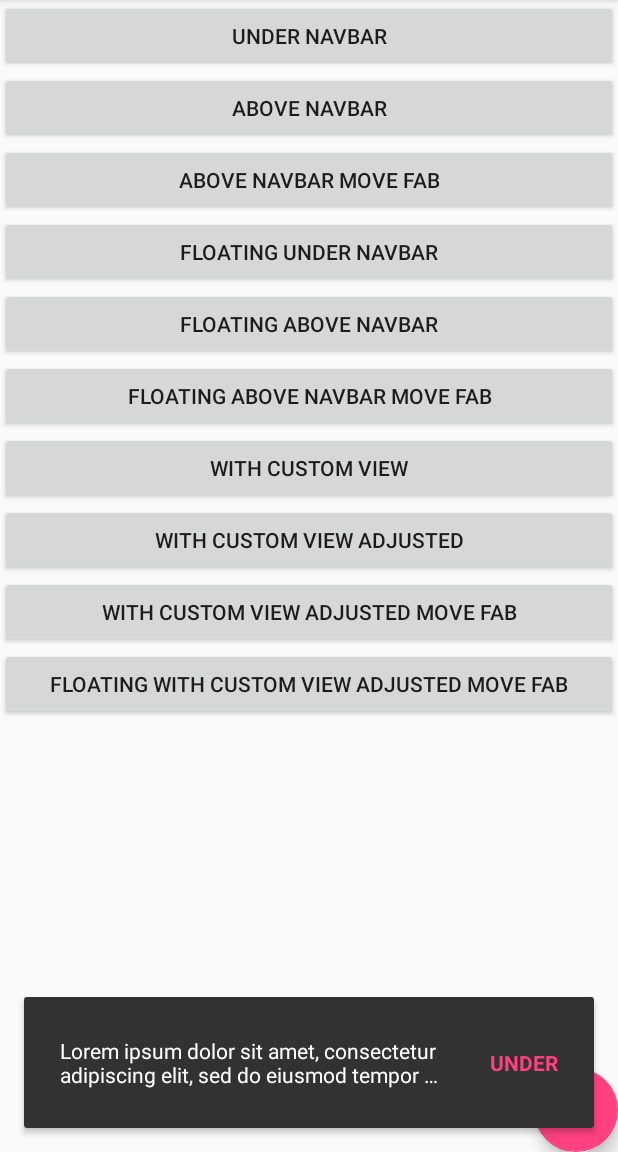
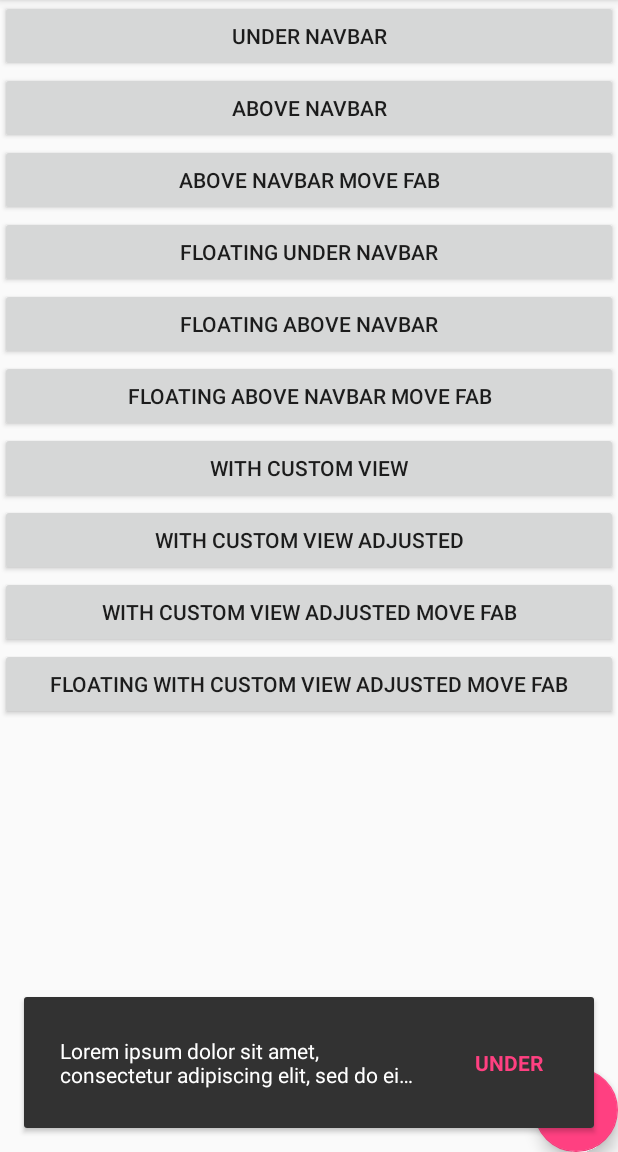
Before and after one commit to danimahardhika/cafebar, an Android app: the TranslucentNavBarActivity screen opened directly, with no data from a screen before it, after a tap on "FLOATING UNDER NAVBAR", on a phone screen of 412 x 824 dp, the part 84-1236 px from its top. Run offline under Robolectric (Android 15) with nearby library versions, the phone set to English and light mode, and no system bars; 3 other taps on this screen came first.

Commit message:
Update to release 1.0.6
- Code cleanup
- Fixed button padding
- Fixed layout hierarchy
- Updated google libs

```diff
--- a/library/src/main/java/com/danimahardhika/cafebar/CafeBar.java
+++ b/library/src/main/java/com/danimahardhika/cafebar/CafeBar.java
@@ -21,6 +21,7 @@ package com.danimahardhika.cafebar;
 import android.content.Context;
 import android.content.res.Configuration;
 import android.graphics.Bitmap;
+import android.graphics.Point;
 import android.graphics.Typeface;
 import android.graphics.drawable.Drawable;
 import android.support.annotation.BoolRes;
@@ -201,13 +202,12 @@ public class CafeBar {
         }
 
         LogUtil.d("preparing action view");
+        mBuilder.mNeutralText = action;
+        mBuilder.mNeutralColor = color;
 
         LinearLayout root = (LinearLayout) getCafeBarView();
         boolean longAction = CafeBarUtil.isLongAction(action);
         LinearLayout contentBase = (LinearLayout) root.findViewById(R.id.cafebar_content_base);
-
-        //Todo: remove this, for testing purpose only
-        //contentBase.setBackgroundColor(Color.GREEN);
 
         if (contentBase.getChildCount() > 1) {
             LogUtil.d("content container childView count > 1, setAction already set from builder via neutralText");
@@ -272,6 +272,27 @@ public class CafeBar {
             button.setTypeface(mBuilder.mNeutralTypeface);
         }
 
+        if (!longAction) {
+            LogUtil.d("checking if content root padding need to be re-adjusted");
+            Point point = CafeBarUtil.getMeasuredContentSize(mBuilder);
+            int defaultHeight = CafeBarUtil.getDefaultContentHeight(mBuilder.mContext, mBuilder.mNeutralTypeface);
+            if (point.y > defaultHeight) {
+                LogUtil.d("re-adjusting content root padding");
+
+                if (mBuilder.mFitSystemWindow && !mBuilder.mFloating) {
+                    if (tabletMode || configuration.orientation == Configuration.ORIENTATION_PORTRAIT) {
+                        root.setPadding(side, side, side, (side + navBar));
+                    } else {
+                        root.setPadding(side, side, (side + navBar), side);
+                    }
+                } else {
+                    root.setPadding(side, side, side, side);
+                }
+            } else {
+                LogUtil.d("no need to re-adjust content root padding");
+            }
+        }
+
         button.setOnClickListener(new View.OnClickListener() {
             @Override
             public void onClick(View view) {
@@ -300,13 +321,12 @@ public class CafeBar {
         boolean tabletMode = mBuilder.mContext.getResources().getBoolean(R.bool.cafebar_tablet_mode);
         LogUtil.d("Tablet mode: " +tabletMode);
 
-        LinearLayout linearLayout = (LinearLayout) snackBarLayout.getChildAt(0);
-
         if (tabletMode || mBuilder.mFloating) {
-            CardView cardView = (CardView) linearLayout.getChildAt(0);
+            CardView cardView = (CardView) snackBarLayout.getChildAt(0);
             return cardView.getChildAt(0);
         }
 
+        LinearLayout linearLayout = (LinearLayout) snackBarLayout.getChildAt(0);
         if (mBuilder.mShowShadow) return linearLayout.getChildAt(1);
         return linearLayout.getChildAt(0);
     }
--- a/library/src/main/java/com/danimahardhika/cafebar/CafeBarUtil.java
+++ b/library/src/main/java/com/danimahardhika/cafebar/CafeBarUtil.java
@@ -26,6 +26,7 @@ import android.graphics.Canvas;
 import android.graphics.Color;
 import android.graphics.Point;
 import android.graphics.PorterDuff;
+import android.graphics.Typeface;
 import android.graphics.drawable.BitmapDrawable;
 import android.graphics.drawable.Drawable;
 import android.os.Build;
@@ -167,9 +168,6 @@ class CafeBarUtil {
                 LinearLayout.LayoutParams.WRAP_CONTENT));
         content.setGravity(Gravity.CENTER_VERTICAL);
 
-        //Todo: remove this, for testing purpose only
-        //content.setBackgroundColor(Color.BLUE);
-
         boolean tabletMode = builder.context().getResources().getBoolean(R.bool.cafebar_tablet_mode);
         if (tabletMode || builder.floating()) {
             content.setLayoutParams(new LinearLayout.LayoutParams(
@@ -196,14 +194,11 @@ class CafeBarUtil {
 
         //Try to measure height of content to determine if it has more than 1 line
 
-        int measuredHeight = getMeasuredContentHeight(builder.context(), content, builder.floating());
+        Point point = getMeasuredContentSize(builder);
+        int defaultHeight = getDefaultContentHeight(builder.context(), builder.contentTypeface());
+        LogUtil.d("measured content height for 1 line: " +defaultHeight);
 
-        int fontSize = builder.context().getResources().getDimensionPixelSize(R.dimen.cafebar_content_text) +
-                builder.context().getResources().getDimensionPixelSize(R.dimen.cafebar_default_font_padding);
-        LogUtil.d("measured height: " +measuredHeight);
-        LogUtil.d("measured content height for 1 line: " +fontSize);
-
-        if (measuredHeight > fontSize) {
+        if (point.y > defaultHeight) {
             LogUtil.d("measured height > measured content height for 1 line, content probably has more than 1 line");
             top = side;
             builder.longContent(true);
@@ -269,6 +264,13 @@ class CafeBarUtil {
             TextView negative = getActionView(builder, negativeText, builder.negativeColor());
             negative.setId(R.id.cafebar_button_negative);
 
+            LinearLayout.LayoutParams params = (LinearLayout.LayoutParams) negative.getLayoutParams();
+            params.setMargins(
+                    params.leftMargin + builder.context().getResources().getDimensionPixelSize(R.dimen.cafebar_button_margin),
+                    params.topMargin,
+                    params.rightMargin,
+                    params.bottomMargin);
+
             if (builder.positiveTypeface() != null) {
                 LogUtil.d("negative has custom typeface");
                 negative.setTypeface(builder.negativeTypeface());
@@ -282,6 +284,13 @@ class CafeBarUtil {
             LogUtil.d("builder has positive button");
             TextView positive = getActionView(builder, positiveText, builder.positiveColor());
             positive.setId(R.id.cafebar_button_positive);
+
+            LinearLayout.LayoutParams params = (LinearLayout.LayoutParams) positive.getLayoutParams();
+            params.setMargins(
+                    params.leftMargin + builder.context().getResources().getDimensionPixelSize(R.dimen.cafebar_button_margin),
+                    params.topMargin,
+                    params.rightMargin,
+                    params.bottomMargin);
 
             if (builder.positiveTypeface() != null) {
                 LogUtil.d("positive has custom typeface");
@@ -362,13 +371,6 @@ class CafeBarUtil {
                 android.support.design.R.id.snackbar_text);
         if (textView != null) textView.setVisibility(View.INVISIBLE);
 
-        LinearLayout root = new LinearLayout(builder.context());
-        root.setOrientation(LinearLayout.VERTICAL);
-        root.setLayoutParams(new LinearLayout.LayoutParams(
-                LinearLayout.LayoutParams.MATCH_PARENT,
-                LinearLayout.LayoutParams.WRAP_CONTENT));
-        root.setGravity(builder.gravity().getGravity());
-
         boolean tabletMode = builder.context().getResources().getBoolean(R.bool.cafebar_tablet_mode);
         LogUtil.d("CafeBar tabletMode: " +tabletMode);
         if (tabletMode || builder.floating()) {
@@ -376,22 +378,23 @@ class CafeBarUtil {
             int padding = builder.context().getResources().getDimensionPixelSize(R.dimen.cafebar_floating_padding);
 
             CardView cardView = (CardView) View.inflate(builder.context(), R.layout.cafebar_floating_base, null);
-            LinearLayout.LayoutParams params = new LinearLayout.LayoutParams(
+            Snackbar.SnackbarLayout.LayoutParams params = new Snackbar.SnackbarLayout.LayoutParams(
                     LinearLayout.LayoutParams.WRAP_CONTENT,
                     LinearLayout.LayoutParams.WRAP_CONTENT);
+            params.gravity = builder.gravity().getGravity();
 
             int bottom = builder.floating() ? padding : 0;
-            params.setMargins(padding, shadow, padding, bottom);
+            snackBarLayout.setClipToPadding(false);
+            snackBarLayout.setPadding(padding, shadow, padding, bottom);
 
             if (builder.fitSystemWindow() && builder.floating()) {
                 Configuration configuration = builder.context().getResources().getConfiguration();
                 int navBar = getNavigationBarHeight(builder.context());
 
                 if (tabletMode || configuration.orientation == Configuration.ORIENTATION_PORTRAIT) {
-                    params.setMargins(padding, shadow, padding, (bottom + navBar));
+                    snackBarLayout.setPadding(padding, shadow, padding, (bottom + navBar));
                 } else {
-                    params.setMargins(padding, shadow, padding, bottom);
-                    root.setPadding(0, 0, navBar, 0);
+                    snackBarLayout.setPadding(0, 0, navBar, 0);
                 }
             }
 
@@ -403,10 +406,15 @@ class CafeBarUtil {
             }
 
             cardView.addView(cafeBarLayout);
-            root.addView(cardView);
-            snackBarLayout.addView(root, 0);
+            snackBarLayout.addView(cardView, 0);
             return snackBar;
         }
+
+        LinearLayout root = new LinearLayout(builder.context());
+        root.setOrientation(LinearLayout.VERTICAL);
+        root.setLayoutParams(new LinearLayout.LayoutParams(
+                LinearLayout.LayoutParams.MATCH_PARENT,
+                LinearLayout.LayoutParams.WRAP_CONTENT));
 
         if (builder.showShadow()) {
             View shadow = new View(builder.context());
@@ -481,27 +489,49 @@ class CafeBarUtil {
         return button;
     }
 
-    private static int getMeasuredContentHeight(@NonNull Context context, @NonNull TextView textView, boolean floating) {
+    static Point getMeasuredContentSize(@NonNull CafeBar.Builder builder) {
         DisplayMetrics metrics = new DisplayMetrics();
-        ((Activity) context).getWindowManager().getDefaultDisplay().getMetrics(metrics);
+        ((Activity) builder.context()).getWindowManager().getDefaultDisplay().getMetrics(metrics);
 
-        boolean tabletMode = context.getResources().getBoolean(R.bool.cafebar_tablet_mode);
-        int padding = (context.getResources().getDimensionPixelSize(R.dimen.cafebar_content_padding_side) * 2) +
-                context.getResources().getDimensionPixelSize(R.dimen.cafebar_button_margin_start);
+        boolean tabletMode = builder.context().getResources().getBoolean(R.bool.cafebar_tablet_mode);
+        int padding = (builder.context().getResources().getDimensionPixelSize(R.dimen.cafebar_content_padding_side) * 2);
+
+        if (builder.neutralText() != null && builder.negativeText() == null && builder.positiveText() == null &&
+                !isLongAction(builder.neutralText())) {
+            padding += builder.context().getResources().getDimensionPixelSize(R.dimen.cafebar_button_margin_start);
+
+            TextView action = new TextView(builder.context());
+            action.setTextSize(TypedValue.COMPLEX_UNIT_PX, builder.context().getResources()
+                    .getDimension(R.dimen.cafebar_content_text));
+            if (builder.neutralTypeface() != null) {
+                action.setTypeface(builder.contentTypeface());
+            }
+            action.setText(builder.neutralText().substring(0,
+                    builder.neutralText().length() > 10 ? 10 : builder.neutralText().length()));
+
+            int widthMeasureSpec = View.MeasureSpec.makeMeasureSpec(500, View.MeasureSpec.AT_MOST);
+            int heightMeasureSpec = View.MeasureSpec.makeMeasureSpec(0, View.MeasureSpec.UNSPECIFIED);
+            action.measure(widthMeasureSpec, heightMeasureSpec);
+
+            LogUtil.d("measured action width: " +action.getMeasuredWidth());
+            padding += action.getMeasuredWidth();
+        }
+
+        if (builder.icon() != null) {
+            int icon = builder.context().getResources().getDimensionPixelSize(R.dimen.cafebar_icon_size);
+            icon += builder.context().getResources().getDimensionPixelSize(R.dimen.cafebar_content_padding_top);
+
+            LogUtil.d("measured icon width: " +icon);
+            padding += icon;
+        }
 
         int minWidth = 0;
         int maxWidth = 0;
-        if (floating || tabletMode) {
-            padding += context.getResources().getDimensionPixelSize(R.dimen.cafebar_floating_padding);
-            minWidth = context.getResources().getDimensionPixelSize(R.dimen.cafebar_floating_min_width);
-            maxWidth = context.getResources().getDimensionPixelSize(R.dimen.cafebar_floating_max_width);
+        if (builder.floating() || tabletMode) {
+            padding += builder.context().getResources().getDimensionPixelSize(R.dimen.cafebar_floating_padding);
+            minWidth = builder.context().getResources().getDimensionPixelSize(R.dimen.cafebar_floating_min_width);
+            maxWidth = builder.context().getResources().getDimensionPixelSize(R.dimen.cafebar_floating_max_width);
         }
-
-        //At the moment it's not possible to measure action width
-        //It's not even possible to check if cafebar has action or not
-        //Let's assume action width is 24dp + it's padding 10dp for each side
-        padding += context.getResources().getDimensionPixelSize(R.dimen.cafebar_content_padding_side) +
-                (context.getResources().getDimensionPixelSize(R.dimen.cafebar_button_padding) * 2);
 
         int width = metrics.widthPixels - padding;
 
@@ -512,6 +542,14 @@ class CafeBarUtil {
             width = maxWidth;
         }
 
+        TextView textView = new TextView(builder.context());
+        textView.setTextSize(TypedValue.COMPLEX_UNIT_PX, builder.context().getResources()
+                .getDimension(R.dimen.cafebar_content_text));
+        if (builder.contentTypeface() != null) {
+            textView.setTypeface(builder.contentTypeface());
+        }
+        textView.setText(builder.content());
+
         int widthMeasureSpec = View.MeasureSpec.makeMeasureSpec(width, View.MeasureSpec.AT_MOST);
         int heightMeasureSpec = View.MeasureSpec.makeMeasureSpec(0, View.MeasureSpec.UNSPECIFIED);
         textView.measure(widthMeasureSpec, heightMeasureSpec);
@@ -520,6 +558,20 @@ class CafeBarUtil {
         LogUtil.d("maxWidth: " +maxWidth);
         LogUtil.d("target width: " +width);
         LogUtil.d("measured width: " +textView.getMeasuredWidth());
+        LogUtil.d("measured height: " +textView.getMeasuredHeight());
+        return new Point(textView.getMeasuredWidth(), textView.getMeasuredHeight());
+    }
+
+    static int getDefaultContentHeight(@NonNull Context context, @Nullable Typeface typeface) {
+        TextView textView = new TextView(context);
+        textView.setTextSize(TypedValue.COMPLEX_UNIT_PX, context.getResources()
+                .getDimension(R.dimen.cafebar_content_text));
+        textView.setTypeface(typeface);
+        textView.setText("a");
+
+        int widthMeasureSpec = View.MeasureSpec.makeMeasureSpec(400, View.MeasureSpec.AT_MOST);
+        int heightMeasureSpec = View.MeasureSpec.makeMeasureSpec(0, View.MeasureSpec.UNSPECIFIED);
+        textView.measure(widthMeasureSpec, heightMeasureSpec);
         return textView.getMeasuredHeight();
     }
 
@@ -595,7 +647,7 @@ class CafeBarUtil {
         return 0;
     }
 
-    static Point getAppUsableScreenSize(@NonNull Context context) {
+    private static Point getAppUsableScreenSize(@NonNull Context context) {
         WindowManager windowManager = (WindowManager) context.getSystemService(Context.WINDOW_SERVICE);
         Display display = windowManager.getDefaultDisplay();
         Point size = new Point();
@@ -603,7 +655,7 @@ class CafeBarUtil {
         return size;
     }
 
-    static Point getRealScreenSize(@NonNull Context context) {
+    private static Point getRealScreenSize(@NonNull Context context) {
         WindowManager windowManager = (WindowManager) context.getSystemService(Context.WINDOW_SERVICE);
         Display display = windowManager.getDefaultDisplay();
         Point size = new Point();
@@ -627,13 +679,13 @@ class CafeBarUtil {
 
     static int getTitleTextColor(@ColorInt int color) {
         double darkness = 1-(0.299*Color.red(color) + 0.587*Color.green(color) + 0.114*Color.blue(color))/255;
-        return (darkness < 0.35) ? getDarkerColor(color, 0.25f) : Color.WHITE;
+        return (darkness < 0.35) ? getDarkerColor(color) : Color.WHITE;
     }
 
-    static int getDarkerColor(@ColorInt int color, float transparency) {
+    private static int getDarkerColor(@ColorInt int color) {
         float[] hsv = new float[3];
         Color.colorToHSV(color, hsv);
-        hsv[2] *= transparency;
+        hsv[2] *= 0.25f;
         return Color.HSVToColor(hsv);
     }
 
--- a/library/src/main/res/values/dimens.xml
+++ b/library/src/main/res/values/dimens.xml
@@ -8,14 +8,13 @@
 
     <dimen name="cafebar_button_margin_start">24dp</dimen>
     <dimen name="cafebar_button_padding">10dp</dimen>
+    <dimen name="cafebar_button_margin">8dp</dimen>
 
-    <dimen name="cafebar_shadow_top">7dp</dimen>
-    <dimen name="cafebar_shadow_around">2.5dp</dimen>
+    <dimen name="cafebar_shadow_top">4dp</dimen>
+    <dimen name="cafebar_shadow_around">2dp</dimen>
     <dimen name="cafebar_content_text">14sp</dimen>
 
     <dimen name="cafebar_corner_radius">0dp</dimen>
-
-    <dimen name="cafebar_default_font_padding">5dp</dimen>
 
     <!-- Floating Size -->
     <dimen name="cafebar_floating_min_width">108dp</dimen>
```
